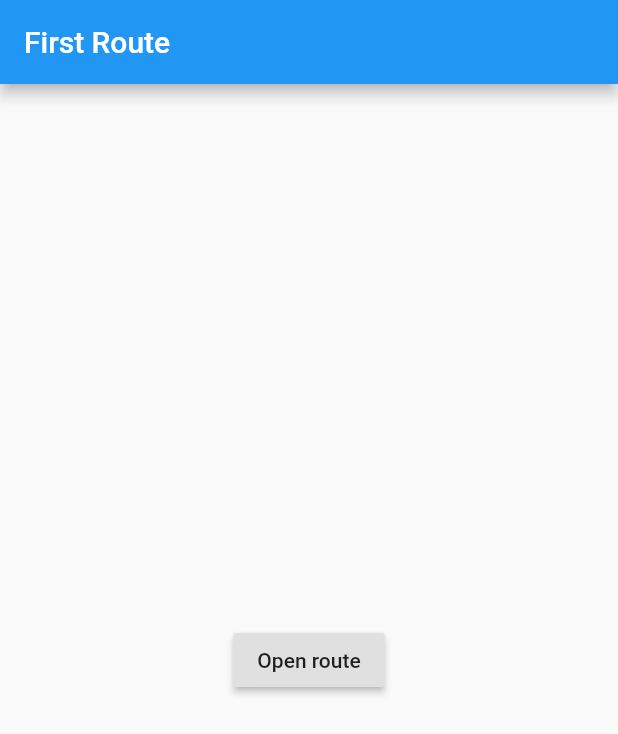
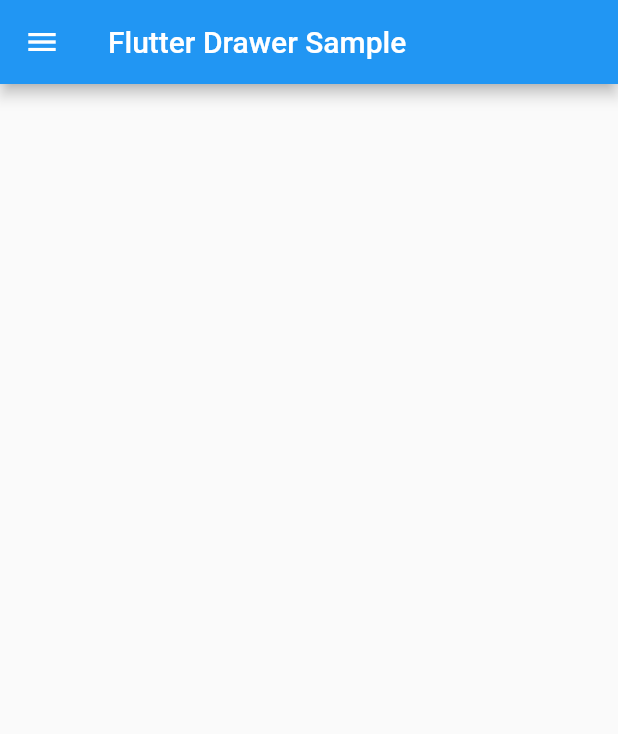
Before and after one commit to teddypangkat/flutter-basic-widget, a Flutter app: the screen it shows after launch, on a phone screen of 412 x 824 dp. Shown: the top 734 px of the screen. Run offline on Flutter 3.47's test engine with Material 2 defaults, Android fonts, the phone set to English and light mode, and no system bars.

Commit message:
add List

```diff
--- /dev/null
+++ b/lib/drawer_sample.dart
@@ -0,0 +1,73 @@
+import 'package:flutter/material.dart';
+
+class DrawerSample extends StatelessWidget {
+  // This widget is the root of your application.
+  @override
+  Widget build(BuildContext context) {
+    return new MaterialApp(
+      title: 'Flutter Drawer Layout Demo',
+      debugShowCheckedModeBanner: false,
+      theme: new ThemeData(
+        primarySwatch: Colors.blue,
+      ),
+      home: new MyHomePage(title: 'Flutter Drawer Sample'),
+    );
+  }
+}
+
+class MyHomePage extends StatelessWidget {
+  MyHomePage({Key key, this.title}) : super(key: key);
+
+  final String title;
+
+  @override
+  Widget build(BuildContext context) {
+    return Container(
+      child: new Scaffold(
+          appBar: AppBar(
+            title: Text(this.title),
+          ),
+          drawer: Drawer(
+          elevation: 20.0,
+          child: ListView(
+            padding: EdgeInsets.zero,
+            children: <Widget>[
+              UserAccountsDrawerHeader(
+                accountName: Text('Teddy Supangkat'),
+                accountEmail: Text('teddy@eudeka.id'),
+                currentAccountPicture:
+                Image.network('https://profile.actionsprout.com/default.jpeg'),
+                decoration: BoxDecoration(color: Colors.blueAccent),
+              ),
+              ListTile(
+                leading: Icon(Icons.account_circle),
+                title: Text('Drawer layout Item 1'),
+                onTap: () {
+                  Navigator.pop(context);
+                },
+              ),
+              Divider(
+                height: 2.0,
+              ),
+              ListTile(
+                leading: Icon(Icons.accessibility),
+                title: Text('Drawer layout Item 2'),
+                onTap: () {
+                  Navigator.pop(context);
+                },
+              ),
+              Divider(
+                height: 2.0,
+              ),
+              ListTile(
+                leading: Icon(Icons.account_box),
+                title: Text('Drawer layout Item 3'),
+                onTap: () {
+                  Navigator.pop(context);
+                },
+              )
+            ],
+          )),
+    ));
+  }
+}
--- a/lib/main.dart
+++ b/lib/main.dart
@@ -7,9 +7,10 @@ import 'horizontal_list_simple.dart';
 import 'latihan_custom_list.dart';
 import 'latihan_login_form.dart';
 import 'route_navigation_sample.dart';
+import 'drawer_sample.dart';
 
 
-void main() => runApp(RouteNavigationSample());
+void main() => runApp(DrawerSample());
 
 
 class MyApp extends StatelessWidget {
--- a/lib/route_navigation_sample.dart
+++ b/lib/route_navigation_sample.dart
@@ -1,13 +1,11 @@
 import 'package:flutter/material.dart';
-
 
 class RouteNavigationSample extends StatelessWidget {
   @override
   Widget build(BuildContext context) {
     return MaterialApp(
       home: Scaffold(
-
-         body: FirstRoute(),
+        body: FirstRoute(),
       ),
     );
   }
```
Also changed, not shown: images/logo.png (added).
